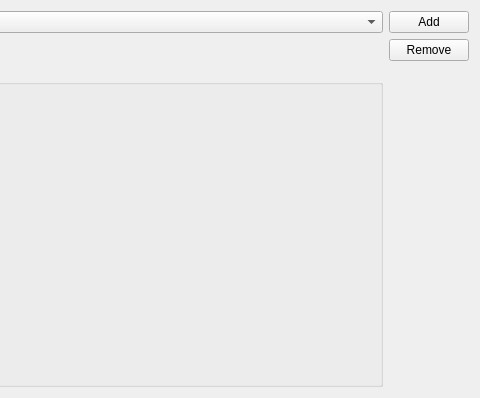
This is src/plugins/qnx/qnxsettingswidget.ui in qt-creator/qt-creator as Qt 5 draws it before an edit; both pictures show x 303 to 783 and y 0 to 398 of the 783 by 398 pixel window. The edited form follows.
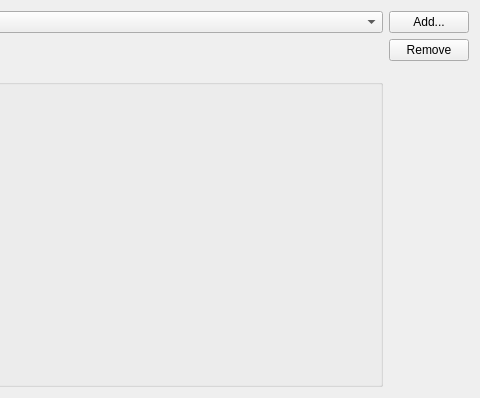
This is the edited form.

Commit message: QNX: Add ... to "Add" label in setup dialog

Diff of the .ui file:
```diff
--- a/src/plugins/qnx/qnxsettingswidget.ui
+++ b/src/plugins/qnx/qnxsettingswidget.ui
@@ -156,7 +156,7 @@
        <item>
         <widget class="QPushButton" name="addButton">
          <property name="text">
-          <string>Add</string>
+          <string>Add...</string>
          </property>
         </widget>
        </item>
```
